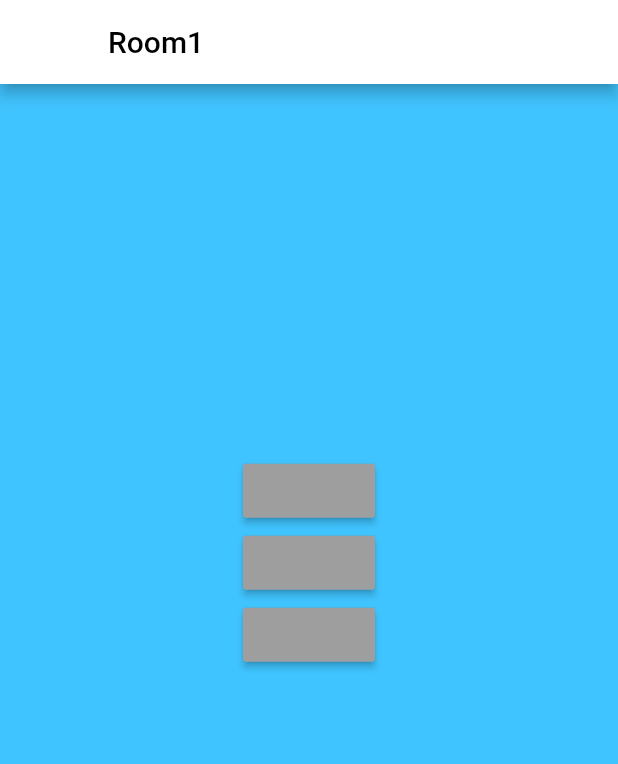
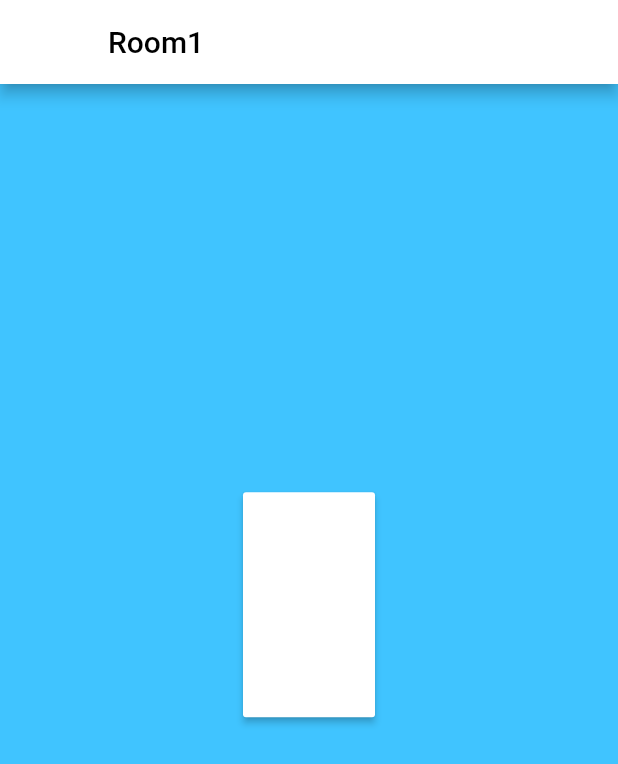
Before and after one commit to vishweshsoni/SocketV1, a Flutter app: the Page1 screen opened directly, on a phone screen of 412 x 824 dp. Shown: the top 764 px of the screen. Run offline on Flutter 3.47's test engine with Material 2 defaults, Android fonts, the phone set to English and light mode, and no system bars; missing offline and left inert: adhara_socket_io.

Commit message:
first button tested

```diff
--- a/socket_flutter_v1/lib/main.dart
+++ b/socket_flutter_v1/lib/main.dart
@@ -4,6 +4,7 @@ import 'package:socket_flutter_v1/ui/home_page.dart';
 import 'package:socket_flutter_v1/ui/page1.dart';
 import 'package:socket_flutter_v1/ui/page2.dart';
 import 'package:socket_flutter_v1/ui/page3.dart';
+import 'package:socket_flutter_v1/ui/transper_page1.dart';
 import 'package:socket_flutter_v1/utilities/socket_provider.dart';
 void main() => runApp(MyApp());
 class MyApp extends StatelessWidget {
@@ -21,6 +22,7 @@ class MyApp extends StatelessWidget {
         '/Room1':(context)=>Page1(),
         '/Room2':(context)=>Page2(),
         '/Room3':(context)=>Page3(),
+        '/Tp1' :(context)=>TransportPage1(),
       },
       debugShowCheckedModeBanner: false,
           home:HomePage(),
--- a/socket_flutter_v1/lib/ui/page1.dart
+++ b/socket_flutter_v1/lib/ui/page1.dart
@@ -1,5 +1,6 @@
   import 'package:flutter/material.dart';
 import 'package:provider/provider.dart';
+import 'package:socket_flutter_v1/ui/transper_page1.dart';
 import 'package:socket_flutter_v1/utilities/size_config.dart';
 import 'package:socket_flutter_v1/utilities/socket_provider.dart';
 class Page1 extends StatefulWidget {
@@ -10,8 +11,10 @@ class Page1 extends StatefulWidget {
 class _Page1State extends State<Page1> {
   @override
   Widget build(BuildContext context) {
-    final appState = Provider.of<SocketProvider>(context);
-    return Scaffold(
+
+    return ChangeNotifierProvider(
+      builder:(context)=>SocketProvider(),
+      child: Scaffold(
         appBar: AppBar(title:Text('Room1',style: TextStyle(color: Colors.black),),backgroundColor: Colors.white,),
         backgroundColor: Colors.lightBlueAccent,
         body: Container(
@@ -23,33 +26,33 @@ class _Page1State extends State<Page1> {
               Center(
                 child: Column(
                   children: <Widget>[
-                  MaterialButton(
-                      color: Colors.grey,
-                      child: Text('',style:TextStyle(color: Colors.black)),
-                      onPressed: ()async{
-                        await appState.connectSocket('button1');
-                      }
+                    Padding(
+                      padding: EdgeInsets.all(25),
+                      child: TransportPage1(),
                     ),
-                  MaterialButton(
-                      color: Colors.grey,
-                      child: Text('',style: TextStyle(color: Colors.black),),
-                      onPressed: (){
-
-                      }
-                  ),
-                  MaterialButton(
-                      color: Colors.grey,
-                      child: Text('',style: TextStyle(color: Colors.black),),
-                      onPressed: (){
-
-                      }
-                  ),
+//                    MaterialButton(
+//                        color: Colors.grey,
+//                        child: Text('',style: TextStyle(color: Colors.black),),
+//                        onPressed: (){
+//
+//                        }
+//                    ),
+//                    MaterialButton(
+//                        color: Colors.grey,
+//                        child: Text('',style: TextStyle(color: Colors.black),),
+//                        onPressed: (){
+//
+//                        }
+//                    ),
                   ],
                 ),
               ),
             ],
           ),
         ),
+      ),
     );
+
   }
+
 }
--- /dev/null
+++ b/socket_flutter_v1/lib/ui/transper_page1.dart
@@ -0,0 +1,26 @@
+import 'dart:async';
+
+import 'package:flutter/material.dart';
+import 'package:provider/provider.dart';
+import 'package:socket_flutter_v1/utilities/socket_provider.dart';
+class TransportPage1 extends StatefulWidget {
+  @override
+  _TransportPage1State createState() => _TransportPage1State();
+}
+
+class _TransportPage1State extends State<TransportPage1> {
+  @override
+
+  @override
+  Widget build(BuildContext context) {
+    var appState= Provider.of<SocketProvider>(context);
+    return MaterialButton(
+        height: 150.0,
+        color: Colors.white,
+        child: Text('',style:TextStyle(color: Colors.black)),
+        onPressed: ()async{
+          await appState.connectSocket('button1');
+        }
+    );
+  }
+}
```
Also changed, not shown: socket_flutter_v1/lib/ui/home_page.dart (+28 -41 lines). Lines whose indentation alone changed are shown as unchanged.
